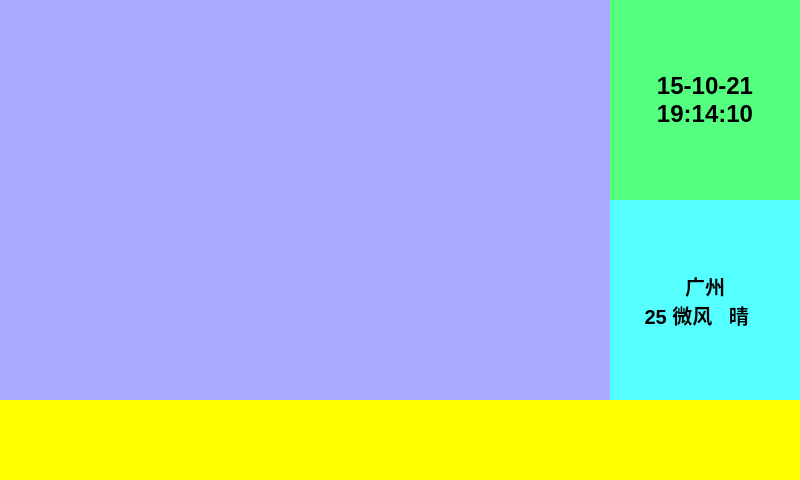
Above: adClient/adclient.ui from wuyubo/soft-project before the change. Below: the same form after it.
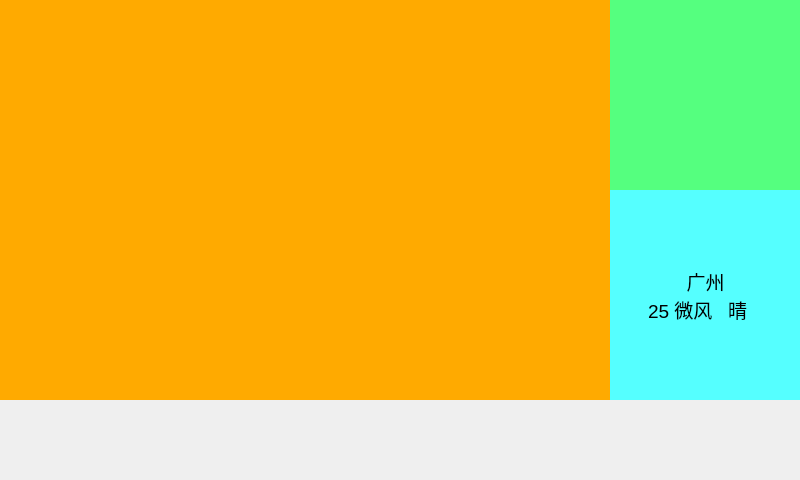
That is the form after the change.

```diff
--- a/adClient/adclient.ui
+++ b/adClient/adclient.ui
@@ -26,89 +26,95 @@
    <string>AdClient</string>
   </property>
   <widget class="QWidget" name="centralWidget">
-   <layout class="QGridLayout" name="gridLayout">
-    <property name="leftMargin">
-     <number>0</number>
+   <widget class="QWidget" name="video_lb" native="true">
+    <property name="geometry">
+     <rect>
+      <x>0</x>
+      <y>0</y>
+      <width>611</width>
+      <height>400</height>
+     </rect>
     </property>
-    <property name="topMargin">
-     <number>0</number>
-    </property>
-    <property name="rightMargin">
-     <number>0</number>
-    </property>
-    <property name="bottomMargin">
-     <number>0</number>
-    </property>
-    <property name="spacing">
-     <number>0</number>
-    </property>
-    <item row="0" column="0">
-     <layout class="QVBoxLayout" name="verticalLayout_2">
-      <property name="spacing">
-       <number>0</number>
-      </property>
-      <item>
-       <layout class="QHBoxLayout" name="horizontalLayout">
-        <property name="spacing">
-         <number>0</number>
-        </property>
-        <item>
-         <widget class="QLabel" name="video_lb">
           <property name="minimumSize">
            <size>
-            <width>610</width>
-            <height>0</height>
-           </size>
-          </property>
-          <property name="font">
-           <font>
-            <pointsize>16</pointsize>
-           </font>
+      <width>611</width>
+      <height>400</height>
+     </size>
+    </property>
+    <property name="maximumSize">
+     <size>
+      <width>611</width>
+      <height>400</height>
+     </size>
           </property>
           <property name="styleSheet">
-           <string notr="true">background-color: rgb(170, 170, 255);</string>
-          </property>
-          <property name="text">
-           <string/>
-          </property>
-          <property name="alignment">
-           <set>Qt::AlignCenter</set>
-          </property>
-         </widget>
-        </item>
-        <item>
-         <layout class="QVBoxLayout" name="verticalLayout">
-          <property name="spacing">
-           <number>0</number>
-          </property>
-          <item>
+     <string notr="true">background-color: rgb(255, 170, 0);</string>
+    </property>
+   </widget>
            <widget class="QLabel" name="date_lb">
+    <property name="geometry">
+     <rect>
+      <x>610</x>
+      <y>0</y>
+      <width>191</width>
+      <height>191</height>
+     </rect>
+    </property>
+    <property name="minimumSize">
+     <size>
+      <width>180</width>
+      <height>191</height>
+     </size>
+    </property>
+    <property name="maximumSize">
+     <size>
+      <width>191</width>
+      <height>191</height>
+     </size>
+    </property>
             <property name="font">
              <font>
               <pointsize>18</pointsize>
-              <weight>75</weight>
-              <bold>true</bold>
+      <weight>50</weight>
+      <bold>false</bold>
              </font>
             </property>
             <property name="styleSheet">
              <string notr="true">background-color: rgb(85, 255, 127);</string>
             </property>
             <property name="text">
-             <string>15-10-21
-19:14:10</string>
+     <string/>
             </property>
             <property name="alignment">
              <set>Qt::AlignCenter</set>
             </property>
            </widget>
-          </item>
-          <item>
            <widget class="QLabel" name="weather_lb">
+    <property name="geometry">
+     <rect>
+      <x>610</x>
+      <y>190</y>
+      <width>191</width>
+      <height>210</height>
+     </rect>
+    </property>
+    <property name="minimumSize">
+     <size>
+      <width>191</width>
+      <height>210</height>
+     </size>
+    </property>
+    <property name="maximumSize">
+     <size>
+      <width>191</width>
+      <height>210</height>
+     </size>
+    </property>
             <property name="font">
              <font>
-              <pointsize>15</pointsize>
-              <weight>75</weight>
-              <bold>true</bold>
+      <pointsize>14</pointsize>
+      <weight>50</weight>
+      <bold>false</bold>
              </font>
             </property>
             <property name="styleSheet">
@@ -122,30 +128,6 @@
              <set>Qt::AlignCenter</set>
             </property>
            </widget>
-          </item>
-         </layout>
-        </item>
-       </layout>
-      </item>
-      <item>
-       <widget class="QLabel" name="msg_lb">
-        <property name="maximumSize">
-         <size>
-          <width>16777215</width>
-          <height>80</height>
-         </size>
-        </property>
-        <property name="styleSheet">
-         <string notr="true">background-color: rgb(255, 255, 0);</string>
-        </property>
-        <property name="text">
-         <string/>
-        </property>
-       </widget>
-      </item>
-     </layout>
-    </item>
-   </layout>
   </widget>
  </widget>
  <layoutdefault spacing="6" margin="11"/>
```
Lines whose indentation alone changed are shown as unchanged.
